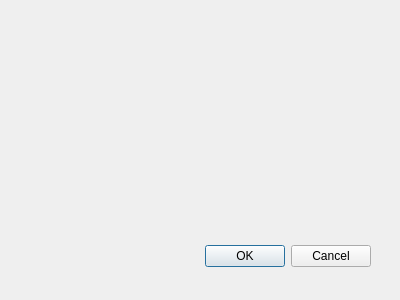
Qt form src/document_service/ui/dlg_document_service_stored.ui (psakar/datovka) before a commit.
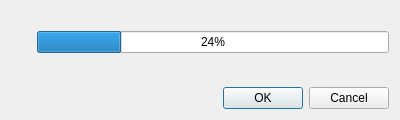
The same form after that commit.

Commit message: Showing progress information when updating stored document service data.

```diff
--- a/src/document_service/ui/dlg_document_service_stored.ui
+++ b/src/document_service/ui/dlg_document_service_stored.ui
@@ -9,28 +9,83 @@
     <x>0</x>
     <y>0</y>
     <width>400</width>
-    <height>300</height>
+    <height>120</height>
    </rect>
   </property>
   <property name="windowTitle">
    <string>Dialog</string>
   </property>
-  <widget class="QDialogButtonBox" name="buttonBox">
-   <property name="geometry">
-    <rect>
-     <x>30</x>
-     <y>240</y>
-     <width>341</width>
-     <height>32</height>
-    </rect>
-   </property>
-   <property name="orientation">
-    <enum>Qt::Horizontal</enum>
-   </property>
-   <property name="standardButtons">
-    <set>QDialogButtonBox::Cancel|QDialogButtonBox::Ok</set>
-   </property>
-  </widget>
+  <layout class="QVBoxLayout" name="verticalLayout">
+   <item>
+    <layout class="QHBoxLayout" name="horizontalLayout">
+     <item>
+      <layout class="QVBoxLayout" name="verticalLayout_2">
+       <item>
+        <widget class="QLabel" name="pixmapLabel">
+         <property name="text">
+          <string/>
+         </property>
+        </widget>
+       </item>
+       <item>
+        <spacer name="verticalSpacer">
+         <property name="orientation">
+          <enum>Qt::Vertical</enum>
+         </property>
+         <property name="sizeHint" stdset="0">
+          <size>
+           <width>20</width>
+           <height>40</height>
+          </size>
+         </property>
+        </spacer>
+       </item>
+      </layout>
+     </item>
+     <item>
+      <layout class="QVBoxLayout" name="verticalLayout_3">
+       <item>
+        <widget class="QLabel" name="taskLabel">
+         <property name="text">
+          <string/>
+         </property>
+        </widget>
+       </item>
+       <item>
+        <widget class="QProgressBar" name="taskProgress">
+         <property name="value">
+          <number>24</number>
+         </property>
+        </widget>
+       </item>
+       <item>
+        <spacer name="verticalSpacer_2">
+         <property name="orientation">
+          <enum>Qt::Vertical</enum>
+         </property>
+         <property name="sizeHint" stdset="0">
+          <size>
+           <width>20</width>
+           <height>40</height>
+          </size>
+         </property>
+        </spacer>
+       </item>
+      </layout>
+     </item>
+    </layout>
+   </item>
+   <item>
+    <widget class="QDialogButtonBox" name="buttonBox">
+     <property name="orientation">
+      <enum>Qt::Horizontal</enum>
+     </property>
+     <property name="standardButtons">
+      <set>QDialogButtonBox::Cancel|QDialogButtonBox::Ok</set>
+     </property>
+    </widget>
+   </item>
+  </layout>
  </widget>
  <pixmapfunction/>
  <resources/>
```
Left out of the diff: 5 changed lines with no effect on the pictures. The commit also changes 4 other files.
